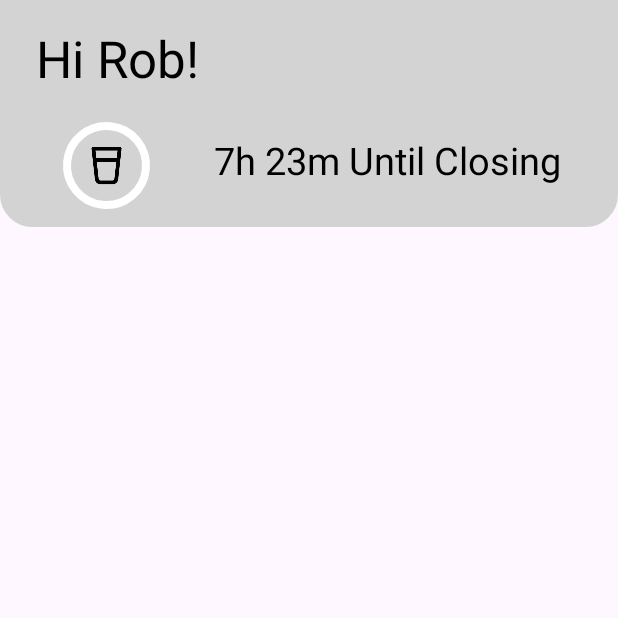
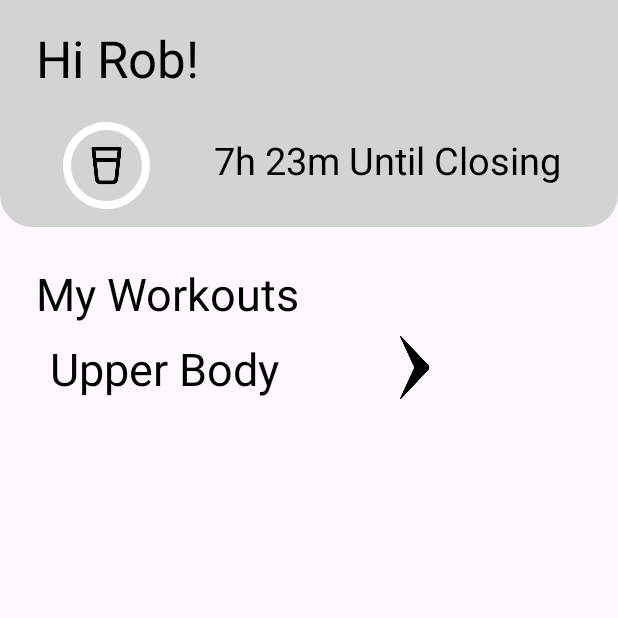
Before and after one commit to angela-gervino/BisonFit, an Android app: the screen it shows after launch (MainActivity), on a phone screen of 412 x 824 dp, the top half of it. Run offline under Robolectric (Android 15) with nearby library versions, the phone set to English and light mode, and no system bars.

Commit message:
List shows static data

```diff
--- a/app/src/main/java/funkyflamingos/bisonfit/logic/WorkoutManager.java
+++ b/app/src/main/java/funkyflamingos/bisonfit/logic/WorkoutManager.java
@@ -2,12 +2,17 @@ package funkyflamingos.bisonfit.logic;
 
 import java.util.List;
 
+import funkyflamingos.bisonfit.dso.Routine;
 import funkyflamingos.bisonfit.dso.RoutineHeader;
 import funkyflamingos.bisonfit.persistence.IRoutinesPersistence;
+import funkyflamingos.bisonfit.persistence.stubs.RoutinesPersistenceStub;
 
 public class WorkoutManager {
 
     private IRoutinesPersistence persistence;
+    public WorkoutManager() {
+        persistence = new RoutinesPersistenceStub();
+    }
     public WorkoutManager(IRoutinesPersistence p) {
         persistence = p;
     }
--- a/app/src/main/java/funkyflamingos/bisonfit/ui/MainActivity.java
+++ b/app/src/main/java/funkyflamingos/bisonfit/ui/MainActivity.java
@@ -1,19 +1,29 @@
 package funkyflamingos.bisonfit.ui;
+import funkyflamingos.bisonfit.dso.RoutineHeader;
 import funkyflamingos.bisonfit.logic.WaterHandler;
 
 import androidx.appcompat.app.AppCompatActivity;
+import androidx.recyclerview.widget.LinearLayoutManager;
+import androidx.recyclerview.widget.RecyclerView;
 
 import android.os.Bundle;
 import android.view.View;
 import android.widget.ImageButton;
 
 import funkyflamingos.bisonfit.R;
+import funkyflamingos.bisonfit.logic.WorkoutManager;
+
 import com.google.android.material.progressindicator.CircularProgressIndicator;
+
+import java.util.List;
 
 public class MainActivity extends AppCompatActivity {
     private CircularProgressIndicator waterTrackerProgress;
 
     private WaterHandler waterHandler;
+    private List<RoutineHeader> listOfWorkouts;
+    private MyWorkoutsListAdapter adapter;
+    private RecyclerView recyclerView;
 
     @Override
     protected void onCreate(Bundle savedInstanceState) {
@@ -22,6 +32,15 @@ public class MainActivity extends AppCompatActivity {
 
         waterTrackerProgress = findViewById(R.id.circularProgressView);
         waterHandler = new WaterHandler();
+        WorkoutManager workoutManager = new WorkoutManager();
+        listOfWorkouts = workoutManager.getAllRoutineHeaders();
+
+        adapter = new MyWorkoutsListAdapter(listOfWorkouts);
+        recyclerView = findViewById(R.id.lstMyWorkouts);
+        recyclerView.setLayoutManager(new LinearLayoutManager(this));
+        recyclerView.setAdapter(adapter);
+        //TODO: onClick adapter
+        //TODO: onClick adapter
 
     }
 
--- a/app/src/main/java/funkyflamingos/bisonfit/ui/MyWorkoutsListAdapter.java
+++ b/app/src/main/java/funkyflamingos/bisonfit/ui/MyWorkoutsListAdapter.java
@@ -5,12 +5,15 @@ import android.view.View;
 import android.view.ViewGroup;
 import android.widget.TextView;
 import androidx.recyclerview.widget.RecyclerView;
+
+import java.util.List;
+
 import funkyflamingos.bisonfit.R;
-import funkyflamingos.bisonfit.dso.RoutineSummary;
+import funkyflamingos.bisonfit.dso.RoutineHeader;
 
 public class MyWorkoutsListAdapter extends RecyclerView.Adapter<MyWorkoutsListAdapter.ViewHolder>{
 
-    private RoutineSummary[] localDataSet;
+    private List<RoutineHeader> localDataSet;
     public static class ViewHolder extends RecyclerView.ViewHolder {
         private final TextView lblWorkout;
 
@@ -26,7 +29,7 @@ public class MyWorkoutsListAdapter extends RecyclerView.Adapter<MyWorkoutsListAd
 
     }
 
-    public MyWorkoutsListAdapter(RoutineSummary[] dataSet) {
+    public MyWorkoutsListAdapter(List<RoutineHeader> dataSet) {
         localDataSet = dataSet;
     }
 
@@ -39,11 +42,11 @@ public class MyWorkoutsListAdapter extends RecyclerView.Adapter<MyWorkoutsListAd
 
     @Override
     public void onBindViewHolder(ViewHolder viewHolder, final int position) {
-        viewHolder.getLabel().setText(localDataSet[position].getRoutineName());
+        viewHolder.getLabel().setText(localDataSet.get(position).getRoutineName());
     }
 
     @Override
     public int getItemCount() {
-        return localDataSet.length;
+        return localDataSet.size();
     }
 }
--- a/app/src/main/res/layout/activity_main.xml
+++ b/app/src/main/res/layout/activity_main.xml
@@ -71,6 +71,28 @@
             app:layout_constraintEnd_toEndOf="parent"
             app:layout_constraintStart_toEndOf="@+id/circularProgressView"
             app:layout_constraintTop_toBottomOf="@+id/lblGreetings" />
+
     </androidx.constraintlayout.widget.ConstraintLayout>
 
+    <TextView
+        android:id="@+id/txtMyWorkouts"
+        android:layout_width="wrap_content"
+        android:layout_height="wrap_content"
+        android:layout_marginStart="24dp"
+        android:layout_marginTop="24dp"
+        android:textSize="30sp"
+        android:textColor="@color/black"
+        android:text="My Workouts"
+        app:layout_constraintStart_toStartOf="parent"
+        app:layout_constraintTop_toBottomOf="@+id/topLayout" />
+
+    <androidx.recyclerview.widget.RecyclerView
+        android:id="@+id/lstMyWorkouts"
+        android:layout_width="wrap_content"
+        android:layout_height="wrap_content"
+        android:layout_marginStart="32dp"
+        android:layout_marginTop="8dp"
+        app:layout_constraintStart_toStartOf="parent"
+        app:layout_constraintTop_toBottomOf="@+id/txtMyWorkouts" />
+
 </androidx.constraintlayout.widget.ConstraintLayout>
```
